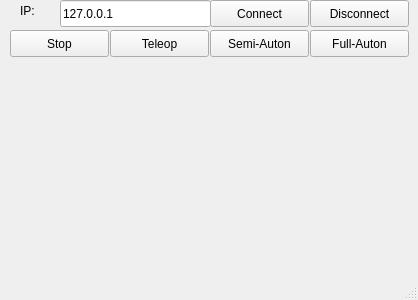
Above: mainwindow.ui from S3FL-REST/BaseStation before the change. Below: the same form after it.
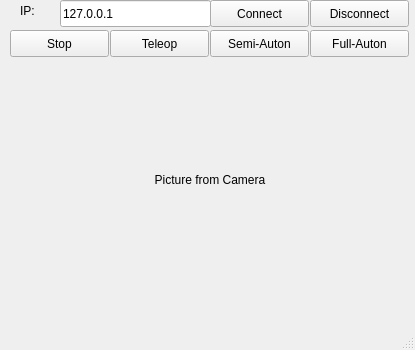
That is the form after the change.

Commit message: Cameras now work over wifi

```diff
--- a/mainwindow.ui
+++ b/mainwindow.ui
@@ -6,8 +6,8 @@
    <rect>
     <x>0</x>
     <y>0</y>
-    <width>418</width>
-    <height>300</height>
+    <width>415</width>
+    <height>350</height>
    </rect>
   </property>
   <property name="windowTitle">
@@ -118,6 +118,31 @@
      <string>IP:</string>
     </property>
    </widget>
+   <widget class="QLabel" name="imageViewLabel">
+    <property name="geometry">
+     <rect>
+      <x>50</x>
+      <y>60</y>
+      <width>320</width>
+      <height>240</height>
+     </rect>
+    </property>
+    <property name="cursor">
+     <cursorShape>ArrowCursor</cursorShape>
+    </property>
+    <property name="autoFillBackground">
+     <bool>false</bool>
+    </property>
+    <property name="text">
+     <string>Picture from Camera</string>
+    </property>
+    <property name="scaledContents">
+     <bool>true</bool>
+    </property>
+    <property name="alignment">
+     <set>Qt::AlignCenter</set>
+    </property>
+   </widget>
   </widget>
   <widget class="QMenuBar" name="menuBar">
    <property name="geometry">
```
Left out of the diff: 4 changed lines with no effect on the pictures. The commit also changes 1 other file.
